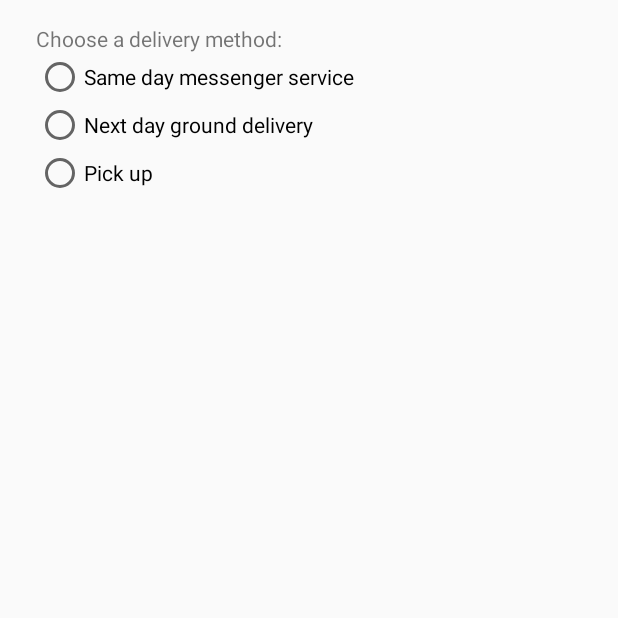
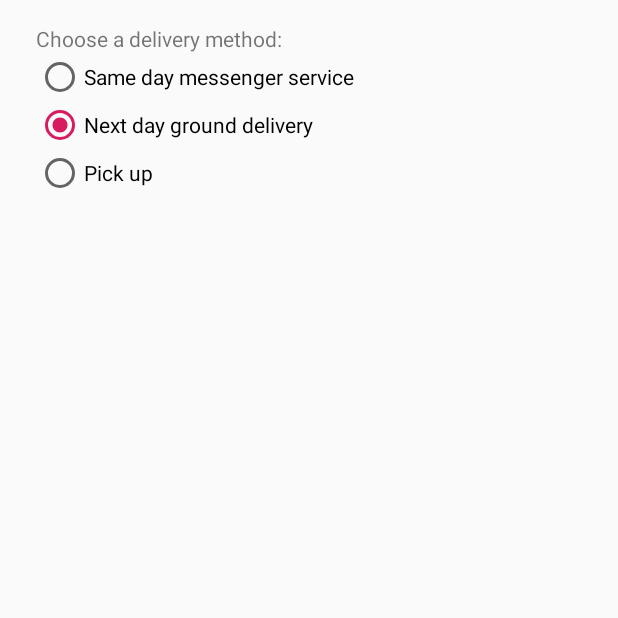
Before and after one commit to Bulana/Android-fundamentals-04.1-Clickable-images, an Android app: the OrderActivity screen opened directly, with no data from a screen before it, on a phone screen of 412 x 824 dp, the part 569-1187 px from its top. Run offline under Robolectric (Android 15) with nearby library versions, the phone set to English and light mode, and no system bars.

```diff
--- a/DroidDesserts/app/src/main/java/com/bulana/droiddesserts/OrderActivity.java
+++ b/DroidDesserts/app/src/main/java/com/bulana/droiddesserts/OrderActivity.java
@@ -39,6 +39,7 @@ public class OrderActivity extends AppCompatActivity {
                     displayToast(getString(R.string.pick_up));
                 break;
             default:
+                    displayToast(getString(R.string.next_day_ground_delivery));
                 break;
         }
 
--- a/DroidDesserts/app/src/main/res/layout/activity_order.xml
+++ b/DroidDesserts/app/src/main/res/layout/activity_order.xml
@@ -146,7 +146,8 @@
             android:layout_width="wrap_content"
             android:layout_height="wrap_content"
             android:text="@string/next_day_ground_delivery"
-            android:onClick="onRadioButtonClicked" />
+            android:onClick="onRadioButtonClicked"
+            android:checked="true" />
 
         <RadioButton
             android:id="@+id/pickup"
```
